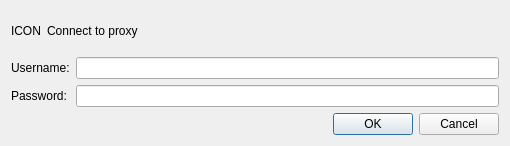
Old version of the form src/views/browser/proxy.ui in the repository trailblazing/tute.
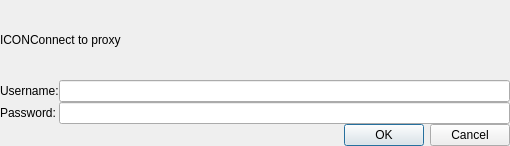
New version of the form.

The edit to the form file:
```diff
--- a/src/views/browser/proxy.ui
+++ b/src/views/browser/proxy.ui
@@ -14,8 +14,26 @@
    <string>Proxy Authentication</string>
   </property>
   <layout class="QGridLayout" name="gridLayout">
+   <property name="leftMargin">
+    <number>0</number>
+   </property>
+   <property name="topMargin">
+    <number>0</number>
+   </property>
+   <property name="rightMargin">
+    <number>0</number>
+   </property>
+   <property name="bottomMargin">
+    <number>0</number>
+   </property>
+   <property name="spacing">
+    <number>0</number>
+   </property>
    <item row="0" column="0">
     <widget class="QLabel" name="iconLabel">
+     <property name="lineWidth">
+      <number>0</number>
+     </property>
      <property name="text">
       <string>ICON</string>
      </property>
@@ -23,6 +41,9 @@
    </item>
    <item row="0" column="1" colspan="2">
     <widget class="QLabel" name="introLabel">
+     <property name="lineWidth">
+      <number>0</number>
+     </property>
      <property name="text">
       <string>Connect to proxy</string>
      </property>
@@ -33,6 +54,9 @@
    </item>
    <item row="1" column="0" colspan="2">
     <widget class="QLabel" name="usernameLabel">
+     <property name="lineWidth">
+      <number>0</number>
+     </property>
      <property name="text">
       <string>Username:</string>
      </property>
@@ -43,6 +67,9 @@
    </item>
    <item row="2" column="0" colspan="2">
     <widget class="QLabel" name="passwordLabel">
+     <property name="lineWidth">
+      <number>0</number>
+     </property>
      <property name="text">
       <string>Password:</string>
      </property>
```
